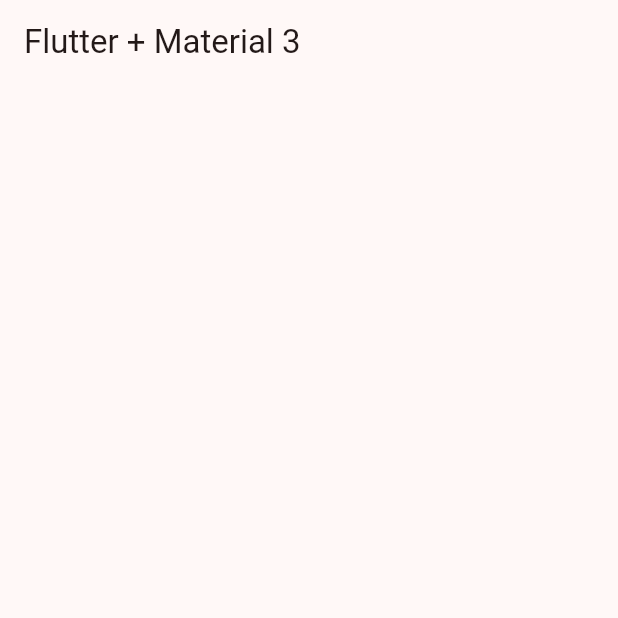
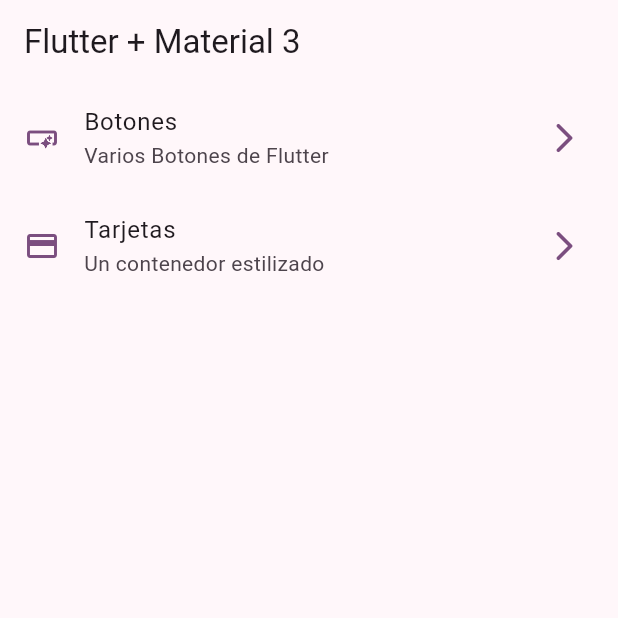
Before and after one commit to DeftoLabs/flutter-widgets, a Flutter app: the screen it shows after launch, on a phone screen of 412 x 824 dp, the top half of it. Run offline on Flutter 3.47's test engine with Material 3 defaults, Android fonts, the phone set to English and light mode, and no system bars.

Commit message:
Home Screen Impl

```diff
--- a/lib/config/menu/menu_items.dart
+++ b/lib/config/menu/menu_items.dart
@@ -12,8 +12,8 @@ class MenuItem {
     required this.link,
     required this.icon});
 
-
-    final appMenuItems = <MenuItem>[
+}
+    final List<MenuItem> appMenuItems =[
       MenuItem(
         title: 'Botones',
         subTitle: 'Varios Botones de Flutter',
@@ -28,4 +28,3 @@ class MenuItem {
         icon: Icons.credit_card,
         ),
     ];
-}
--- a/lib/main.dart
+++ b/lib/main.dart
@@ -14,7 +14,7 @@ class MainApp extends StatelessWidget {
     return MaterialApp(
       debugShowCheckedModeBanner: false,
       theme: AppTheme(
-        selectedColor: 3).getTheme(),
+        selectedColor: 4).getTheme(),
       home: const Scaffold(
         body: HomeScreen(),
       ),
--- a/lib/presentation/screen/home/home_screen.dart
+++ b/lib/presentation/screen/home/home_screen.dart
@@ -1,4 +1,8 @@
 import 'package:flutter/material.dart';
+
+import 'package:widgets_app/config/menu/menu_items.dart';
+
+
 
 class HomeScreen extends StatelessWidget {
   const HomeScreen({super.key});
@@ -8,8 +12,47 @@ class HomeScreen extends StatelessWidget {
     return Scaffold(
       appBar: AppBar(
         title: const Text('Flutter + Material 3'),
-
       ),
+      body: const _HomeView()
     );
   }
 }
+
+class _HomeView extends StatelessWidget {
+  const _HomeView();
+
+  @override
+  Widget build(BuildContext context) {
+    return ListView.builder(
+      physics: const BouncingScrollPhysics(),
+      itemCount: appMenuItems.length,
+      itemBuilder: (context, index){
+        final menuItem = appMenuItems[index];
+        return _CustomListTitle(menuItem: menuItem);
+      });
+  }
+}
+
+class _CustomListTitle extends StatelessWidget {
+  const _CustomListTitle({
+    required this.menuItem,
+  });
+
+  final MenuItem menuItem;
+
+  @override
+  Widget build(BuildContext context) {
+
+    final colors = Theme.of(context).colorScheme;
+
+    return ListTile(
+      leading: Icon(menuItem.icon, color: colors.primary),
+      trailing: Icon(Icons.arrow_forward_ios_rounded, color: colors.primary),
+      title:Text (menuItem.title),
+      subtitle: Text(menuItem.subTitle),
+      onTap: (){
+        //TODO: navegar a otra pantalla
+      },
+      );
+  }
+}
```
